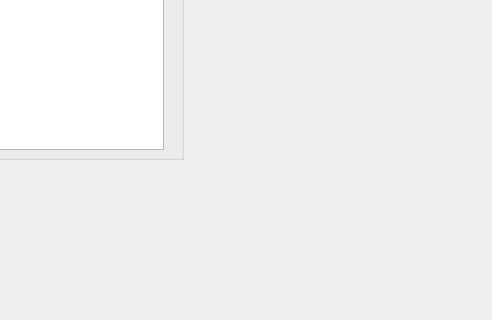
The window that cmdsimmw.ui (CarnationTL/cmd_sim) describes before a commit, drawn with Qt 5; both pictures show x 787 to 1279 and y 171 to 491 of the 1279 by 753 pixel window.
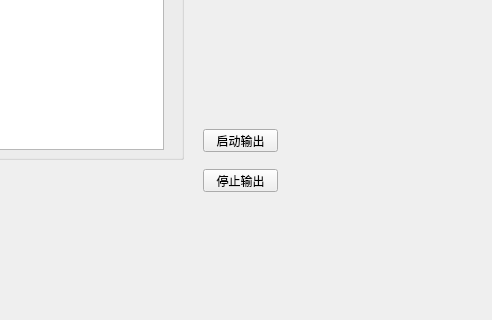
The same window after the commit. Custom widgets are drawn as their Qt base class.

Diff of the .ui file:
```diff
--- a/cmdsimmw.ui
+++ b/cmdsimmw.ui
@@ -304,7 +304,7 @@
    <widget class="QwtPlot" name="qwtPlot">
     <property name="geometry">
      <rect>
-      <x>440</x>
+      <x>430</x>
       <y>310</y>
       <width>541</width>
       <height>301</height>
@@ -350,6 +350,32 @@
      <string>外部控制</string>
     </property>
    </widget>
+   <widget class="QPushButton" name="btnStart">
+    <property name="geometry">
+     <rect>
+      <x>990</x>
+      <y>260</y>
+      <width>75</width>
+      <height>23</height>
+     </rect>
+    </property>
+    <property name="text">
+     <string>启动输出</string>
+    </property>
+   </widget>
+   <widget class="QPushButton" name="btnStop">
+    <property name="geometry">
+     <rect>
+      <x>990</x>
+      <y>300</y>
+      <width>75</width>
+      <height>23</height>
+     </rect>
+    </property>
+    <property name="text">
+     <string>停止输出</string>
+    </property>
+   </widget>
    <zorder>frame_layout</zorder>
    <zorder>gBox_chsel</zorder>
    <zorder>gBox_sig_sel</zorder>
```
Left out of the diff: 2 changed lines with no effect on the pictures.
